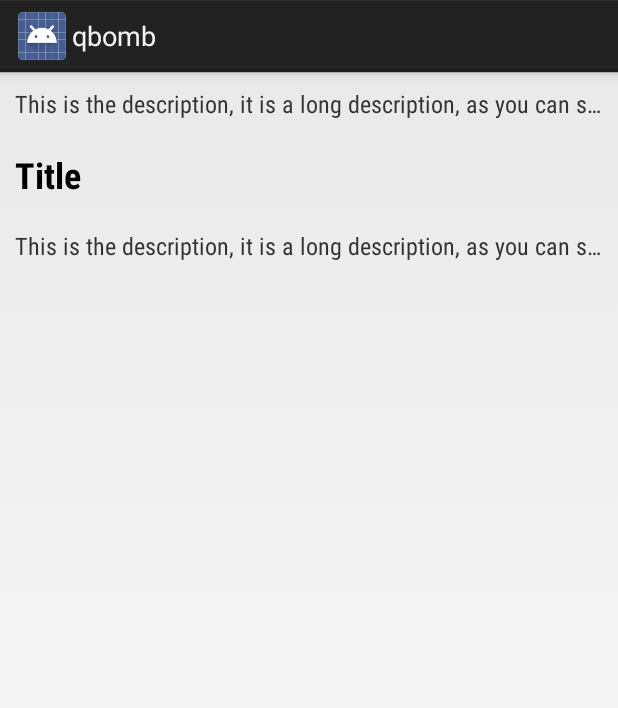
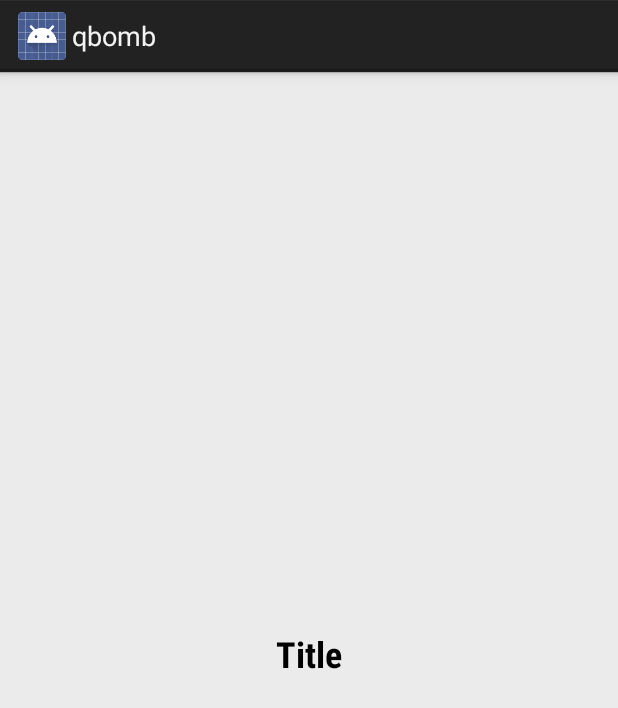
Before and after one commit to yuruga/QBomb-Android, an Android app: the layout q_card_inner.xml on its own in the app's theme, with its tools: preview values and no code run, on a phone screen of 412 x 824 dp. Shown: the top 708 px of the screen. Run offline under Robolectric (Android 15) with nearby library versions, the phone set to English and light mode, and no system bars.

Commit message:
#17 fixed

```diff
--- a/app/src/main/java/jp/yuruga/qbomb/QuestionCardStackAdapter.java
+++ b/app/src/main/java/jp/yuruga/qbomb/QuestionCardStackAdapter.java
@@ -33,8 +33,8 @@ public final class QuestionCardStackAdapter extends CardStackAdapter {
 
         //((ImageView) convertView.findViewById(R.id.image)).setImageDrawable(model.getCardImageDrawable());
         ((TextView) convertView.findViewById(R.id.question)).setText(qCardModel.getQustion());
-        ((TextView) convertView.findViewById(R.id.answer_0)).setText(qCardModel.getAnswer0());
-        ((TextView) convertView.findViewById(R.id.answer_1)).setText(qCardModel.getAnswer1());
+        /*((TextView) convertView.findViewById(R.id.answer_0)).setText(qCardModel.getAnswer0());
+        ((TextView) convertView.findViewById(R.id.answer_1)).setText(qCardModel.getAnswer1());*/
 
         return convertView;
     }
--- a/app/src/main/java/jp/yuruga/qbomb/QuestionReceiver.java
+++ b/app/src/main/java/jp/yuruga/qbomb/QuestionReceiver.java
@@ -63,11 +63,6 @@ public class QuestionReceiver extends ParsePushBroadcastReceiver {
         } catch (JSONException e) {
             e.printStackTrace();
         }
-
-
-
-
-
     }
 
 
--- a/app/src/main/java/jp/yuruga/qbomb/model/QCardModel.java
+++ b/app/src/main/java/jp/yuruga/qbomb/model/QCardModel.java
@@ -31,7 +31,7 @@ public class QCardModel extends CardModel {
     private String answer1;
 
 
-	public QCardModel(String question, String answer0, String answer1) {
+	public QCardModel(String question) {
 		super();
         this.question = question;
         this.answer0 = answer0;
@@ -46,11 +46,11 @@ public class QCardModel extends CardModel {
         return question;
     }
 
-    public String getAnswer0() {
+    /*public String getAnswer0() {
         return  answer0;
     }
 
     public String getAnswer1() {
         return answer1;
-    }
+    }*/
 }
--- a/app/src/main/res/layout/q_card_inner.xml
+++ b/app/src/main/res/layout/q_card_inner.xml
@@ -5,7 +5,7 @@
     xmlns:tools="http://schemas.android.com/tools"
     android:layout_width="fill_parent"
     android:layout_height="fill_parent">
-    <TextView
+    <!--<TextView
         android:id="@+id/answer_1"
         style="@android:style/TextAppearance.Inverse"
         android:layout_width="wrap_content"
@@ -18,20 +18,23 @@
         android:padding="10dp"
         android:lines="1"
         android:textColor="@android:color/secondary_text_light"
-        tools:text="This is the description, it is a long description, as you can see" />
+        tools:text="This is the description, it is a long description, as you can see" />-->
     <TextView
         android:id="@+id/question"
         style="@android:style/TextAppearance.Large.Inverse"
         android:textColor="@android:color/primary_text_light"
         android:textSize="24sp"
         android:textStyle="bold"
-        android:layout_below="@id/answer_1"
+
+
         android:fontFamily="sans-serif-condensed"
-        android:layout_width="fill_parent"
-        android:layout_height="wrap_content"
+        android:layout_width="match_parent"
+        android:layout_height="match_parent"
         android:background="@color/card_bg"
         tools:text="Title"
-        android:padding="10dp"/>
+        android:padding="10dp"
+
+        android:gravity="center" />
 
 
 
@@ -46,7 +49,7 @@
 
 
 
-    <TextView
+    <!--<TextView
         android:id="@+id/answer_0"
         style="@android:style/TextAppearance.Inverse"
         android:layout_width="wrap_content"
@@ -59,6 +62,6 @@
         android:padding="10dp"
         android:lines="1"
         android:textColor="@android:color/secondary_text_light"
-        tools:text="This is the description, it is a long description, as you can see" />
+        tools:text="This is the description, it is a long description, as you can see" />-->
 
 </RelativeLayout>
```
Also changed, not shown: AndTinder/src/main/java/com/andtinder/view/CardContainer.java (+10 -3 lines), app/src/main/java/jp/yuruga/qbomb/AnswerActivity.java (+22 -9 lines), app/src/main/res/layout/activity_answer.xml (+42 -5 lines), app/src/main/res/values/colors.xml (+7 -0 lines).
